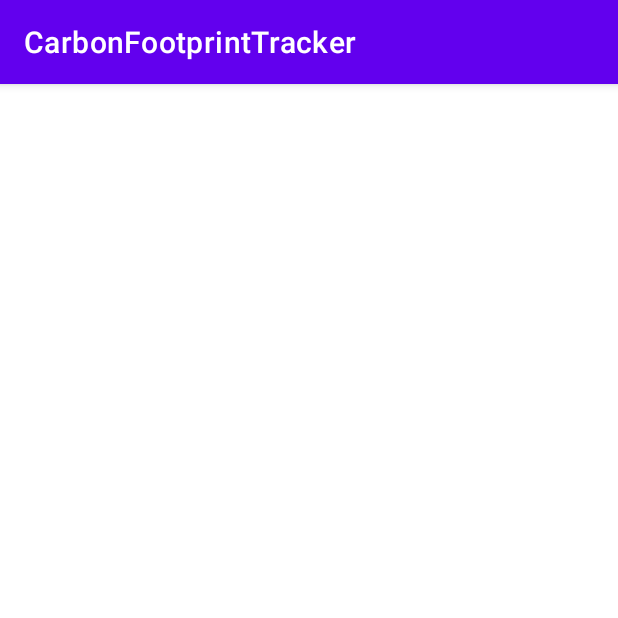
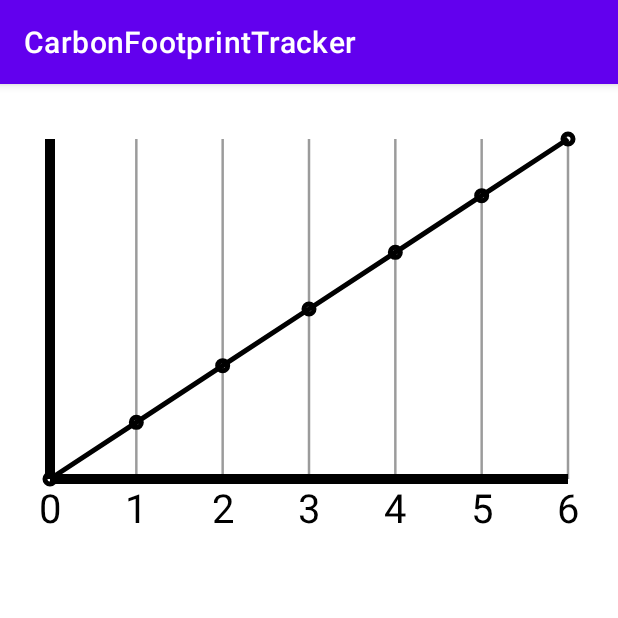
Before and after one commit to 23sent/CarbonFootprintTracker, an Android app: the ViewEmissionsActivity screen opened directly, with no data from a screen before it, on a phone screen of 412 x 824 dp, the top half of it. Run offline under Robolectric (Android 15) with nearby library versions, the phone set to English and light mode, and no system bars.

Commit message:
Add LineGraph.

```diff
--- /dev/null
+++ b/app/src/main/java/com/example/carbonfootprinttracker/Graphs/LineGraph.java
@@ -0,0 +1,189 @@
+package com.example.carbonfootprinttracker.Graphs;
+
+import android.content.Context;
+import android.content.res.TypedArray;
+import android.graphics.Canvas;
+import android.graphics.Color;
+import android.graphics.Paint;
+import android.graphics.Path;
+import android.graphics.drawable.Drawable;
+import android.text.TextPaint;
+import android.util.AttributeSet;
+import android.view.View;
+
+import com.example.carbonfootprinttracker.R;
+
+import java.util.ArrayList;
+import java.util.List;
+
+/**
+ * LineGraph
+ * Utku Sağocak
+ */
+public class LineGraph extends View {
+    private Paint axisPainter;
+    private float strokeWidth = 10;
+    private float yPadding = 15;
+    private float xPadding = 50;
+
+
+    private int width = 0;
+    private int height = 0;
+
+    private Paint plotLinePainter;
+    private Path plotLinePath;
+
+    private Paint gridLinePainter;
+    private int xUnitCount = 7;
+    private int yUnitCount = 100;
+
+    private Paint textPaint;
+    private Paint.FontMetricsInt fontMetrics;
+    private int textSize = 40;
+
+    private List<PlotPoint> plotPoints = new ArrayList<>();
+
+
+    public LineGraph(Context context) {
+        super(context);
+        init(null, 0);
+    }
+
+    public LineGraph(Context context, AttributeSet attrs) {
+        super(context, attrs);
+        init(attrs, 0);
+    }
+
+    public LineGraph(Context context, AttributeSet attrs, int defStyle) {
+        super(context, attrs, defStyle);
+        init(attrs, defStyle);
+    }
+
+    private void init(AttributeSet attrs, int defStyle) {
+        gridLinePainter = new Paint();
+        gridLinePainter = new Paint(Paint.ANTI_ALIAS_FLAG);
+        gridLinePainter.setStyle(Paint.Style.STROKE);
+        gridLinePainter.setColor(Color.argb(100, 0, 0, 0));
+        gridLinePainter.setStrokeWidth(strokeWidth / 4);
+
+        textPaint = new Paint(Paint.ANTI_ALIAS_FLAG);
+        textPaint.setStyle(Paint.Style.FILL_AND_STROKE);
+        textPaint.setColor(Color.BLACK);
+        textPaint.setTextSize(textSize);
+        textPaint.setTextAlign(Paint.Align.CENTER);
+        fontMetrics = textPaint.getFontMetricsInt();
+        yPadding += textSize;
+
+        initPlotLinePainter();
+        initAxisPainter();
+    }
+
+
+    private void initPlotLinePainter() {
+        plotLinePainter = new Paint();
+        plotLinePainter = new Paint(Paint.ANTI_ALIAS_FLAG);
+        plotLinePainter.setStyle(Paint.Style.STROKE);
+        plotLinePainter.setColor(Color.BLACK);
+        plotLinePainter.setStrokeWidth(strokeWidth / 2);
+
+        plotLinePath = new Path();
+    }
+
+    private void initAxisPainter() {
+        axisPainter = new Paint();
+        axisPainter = new Paint(Paint.ANTI_ALIAS_FLAG);
+        axisPainter.setStyle(Paint.Style.STROKE);
+        axisPainter.setColor(Color.BLACK);
+        axisPainter.setStrokeWidth(strokeWidth);
+    }
+
+
+    @Override
+    protected void onDraw(Canvas canvas) {
+        super.onDraw(canvas);
+
+        float xUnit = ((float) (width - (2f * xPadding)) / xUnitCount);
+        float yUnit = ((float) (height - (2f * yPadding)) / yUnitCount);
+
+        canvas.drawLine(xPadding, yPadding, xPadding, this.height - yPadding, axisPainter);//y-axis
+        canvas.drawLine(xPadding, this.height - yPadding, this.width - xPadding, this.height - yPadding, axisPainter);//x-axis
+
+
+        // Paint Gird Lines
+        float startX;
+        for (int i = 0; i <= xUnitCount; i++) {
+            startX = (i * xUnit) + xPadding;
+            canvas.drawLine(startX, yPadding, startX, height - yPadding, gridLinePainter);
+        }
+
+//        float startY;
+//        for (int i = 0; i <= yUnitCount; i++) {
+//            startY = this.height - (i * yUnit) - axisPadding;
+//            canvas.drawLine(axisPadding, startY, width - axisPadding, startY, gridLinePainter);
+//        }
+
+        // Draw Plot
+        float originX = xPadding;
+        float originY = this.height - yPadding;
+        plotLinePath.moveTo(originX, originY);
+
+
+
+        for (PlotPoint point : plotPoints) {
+            float x = originX + (point.getX() * xUnit);
+            plotLinePath.lineTo(x, originY - (point.getY() * yUnit));
+            canvas.drawCircle(x, originY - (point.getY() * yUnit), 5, plotLinePainter);
+            canvas.drawText(point.getLabel(),  x, this.height - fontMetrics.bottom, textPaint);
+        }
+        canvas.drawPath(plotLinePath, plotLinePainter);
+    }
+
+    @Override
+    protected void onSizeChanged(int w, int h, int oldw, int oldh) {
+        super.onSizeChanged(w, h, oldw, oldh);
+        this.width = w;
+        this.height = h;
+    }
+
+
+    public void setPlotPoints(List<PlotPoint> plotPoints) {
+        this.plotPoints = plotPoints;
+        float maxX = 0;
+        float maxY = 0;
+        for (PlotPoint point : plotPoints) {
+            if (point.getX() > maxX) {
+                maxX = point.getX();
+            }
+            if (point.getY() > maxY) {
+                maxY = point.getY();
+            }
+        }
+        xUnitCount = (int) Math.ceil(maxX);
+        yUnitCount = (int) Math.ceil(maxY);
+    }
+
+    public static class PlotPoint {
+        private float x;
+        private float y;
+        private String label;
+
+        public PlotPoint(float x, float y, String label) {
+            this.x = x;
+            this.y = y;
+            this.label = label;
+        }
+
+        public float getX() {
+            return x;
+        }
+
+        public float getY() {
+            return y;
+        }
+
+        public String getLabel() {
+            return label;
+        }
+    }
+
+}
--- a/app/src/main/java/com/example/carbonfootprinttracker/MainActivity.java
+++ b/app/src/main/java/com/example/carbonfootprinttracker/MainActivity.java
@@ -45,6 +45,9 @@ public class MainActivity extends AppCompatActivity {
         viewEmissionsBtn = (Button) findViewById(R.id.viewEmissionsBtn);
         viewEmissionsBtn.setOnClickListener((View v) -> {
             Log.d(TAG, app.toString());
+            Log.d(TAG, "onClick: viewEmissionBtn");
+            Intent intent = new Intent(this, ViewEmissionsActivity.class);
+            startActivity(intent);
         });
 
         dailyEmissionsTxt = (TextView) findViewById(R.id.dailyEmissionTxt);
--- a/app/src/main/java/com/example/carbonfootprinttracker/ViewEmissionsActivity.java
+++ b/app/src/main/java/com/example/carbonfootprinttracker/ViewEmissionsActivity.java
@@ -4,11 +4,26 @@ import androidx.appcompat.app.AppCompatActivity;
 
 import android.os.Bundle;
 
+import com.example.carbonfootprinttracker.Graphs.LineGraph;
+
+import java.util.ArrayList;
+
 public class ViewEmissionsActivity extends AppCompatActivity {
+    LineGraph graph;
 
     @Override
     protected void onCreate(Bundle savedInstanceState) {
         super.onCreate(savedInstanceState);
         setContentView(R.layout.activity_view_emissions);
+        graph = findViewById(R.id.weeklyGraph);
+        initLineGraph();
+    }
+
+    public void initLineGraph() {
+        ArrayList<LineGraph.PlotPoint> points = new ArrayList<>();
+        for(int i = 0; i < 7; i++) {
+            points.add(new LineGraph.PlotPoint(i , i , i+""));
+        }
+        graph.setPlotPoints(points);
     }
 }
--- a/app/src/main/res/layout/activity_view_emissions.xml
+++ b/app/src/main/res/layout/activity_view_emissions.xml
@@ -6,4 +6,14 @@
     android:layout_height="match_parent"
     tools:context=".ViewEmissionsActivity">
 
+    <com.example.carbonfootprinttracker.Graphs.LineGraph
+        android:id="@+id/weeklyGraph"
+        android:layout_width="match_parent"
+        android:layout_height="300dp"
+        android:paddingLeft="20dp"
+        android:paddingBottom="40dp"
+        app:layout_constraintEnd_toEndOf="parent"
+        app:layout_constraintStart_toStartOf="parent"
+        app:layout_constraintTop_toTopOf="parent" />
+
 </androidx.constraintlayout.widget.ConstraintLayout>
--- /dev/null
+++ b/app/src/main/res/layout/sample_line_graph.xml
@@ -0,0 +1,13 @@
+<FrameLayout xmlns:android="http://schemas.android.com/apk/res/android"
+    xmlns:app="http://schemas.android.com/apk/res-auto"
+    android:layout_width="match_parent"
+    android:layout_height="match_parent">
+
+    <com.example.carbonfootprinttracker.Graphs.LineGraph
+        style="@style/Widget.Theme.CarbonFootprintTracker.MyView"
+        android:layout_width="300dp"
+        android:layout_height="300dp"
+        android:paddingLeft="20dp"
+        android:paddingBottom="40dp" />
+
+</FrameLayout>
--- /dev/null
+++ b/app/src/main/res/values/attrs_line_graph.xml
@@ -0,0 +1,5 @@
+<resources>
+    <declare-styleable name="LineGraph">
+
+    </declare-styleable>
+</resources>
```
